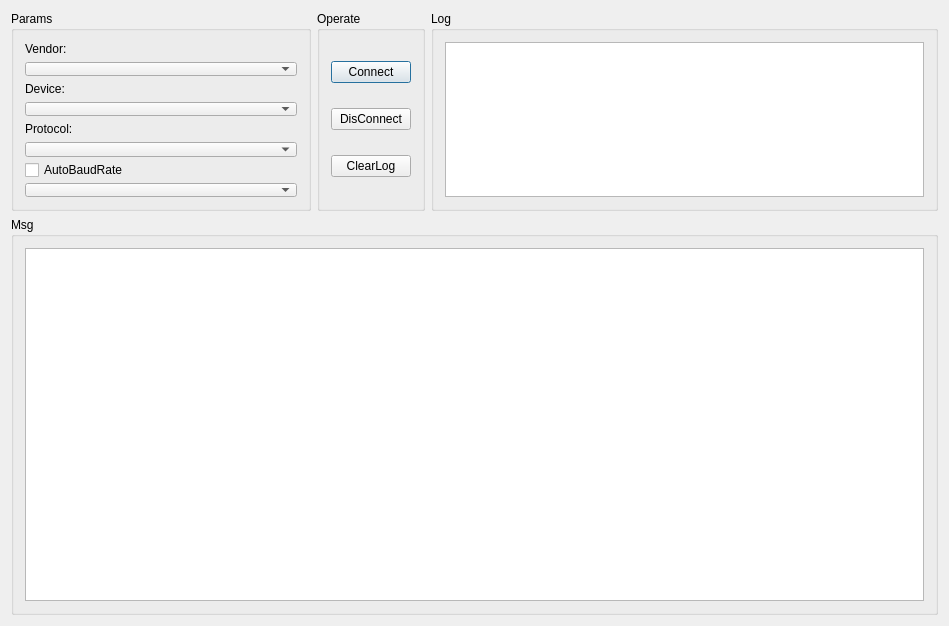
This is RP1210App/RP1210Window.ui in maybez/RP1210App as Qt 5 draws it before an edit. The edited form follows.
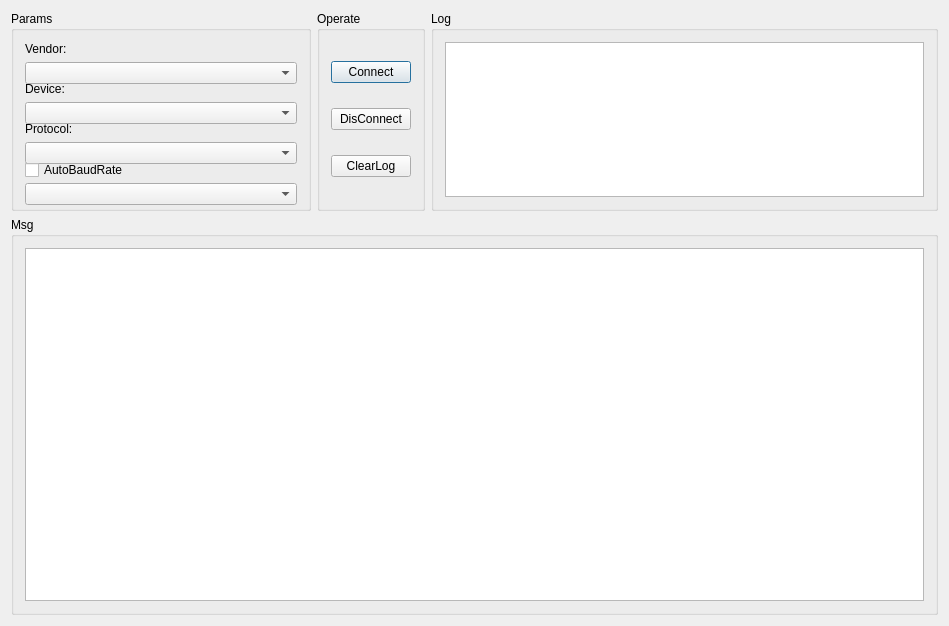
This is the edited form.

```diff
--- a/RP1210App/RP1210Window.ui
+++ b/RP1210App/RP1210Window.ui
@@ -33,7 +33,7 @@
        <property name="maximumSize">
         <size>
          <width>300</width>
-         <height>200</height>
+         <height>220</height>
         </size>
        </property>
        <property name="title">
@@ -52,7 +52,7 @@
           <property name="minimumSize">
            <size>
             <width>250</width>
-            <height>0</height>
+            <height>22</height>
            </size>
           </property>
          </widget>
@@ -69,7 +69,7 @@
           <property name="minimumSize">
            <size>
             <width>250</width>
-            <height>0</height>
+            <height>22</height>
            </size>
           </property>
          </widget>
@@ -86,7 +86,7 @@
           <property name="minimumSize">
            <size>
             <width>250</width>
-            <height>0</height>
+            <height>22</height>
            </size>
           </property>
          </widget>
@@ -106,7 +106,7 @@
           <property name="minimumSize">
            <size>
             <width>250</width>
-            <height>0</height>
+            <height>22</height>
            </size>
           </property>
          </widget>
```
